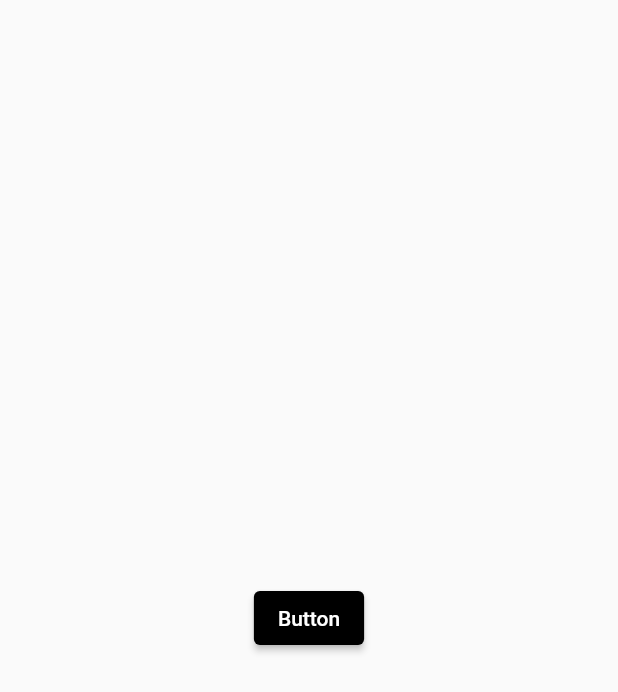
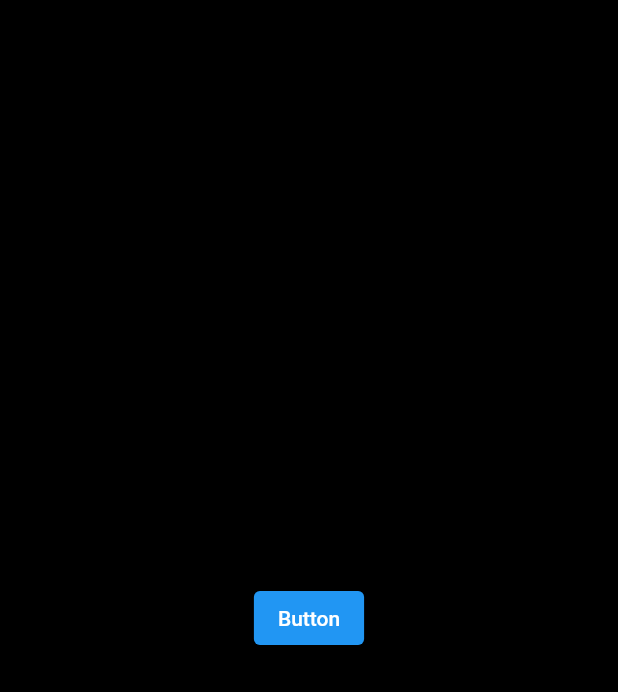
Before and after one commit to netos23/mvvm_architecture_dark_mode, a Flutter app: the screen it shows after launch, after a tap on "Button", on a phone screen of 412 x 824 dp. Shown: the top 692 px of the screen. Run offline on Flutter 3.47's test engine with Material 2 defaults, Android fonts, the phone set to English and light mode, and no system bars.

Commit message:
Initial commit

```diff
--- a/lib/main.dart
+++ b/lib/main.dart
@@ -1,4 +1,5 @@
 import 'package:flutter/material.dart';
+import 'package:mvvm_architecture_dark_mode/src/theme_provider.dart';
 import 'package:mvvm_architecture_dark_mode/src/theme_view_model.dart';
 import 'package:mvvm_architecture_dark_mode/src/page.dart';
 import 'package:provider/provider.dart';
@@ -13,12 +14,12 @@ class App extends StatelessWidget {
   // This widget is the root of your application.
   @override
   Widget build(BuildContext context) {
-    return ChangeNotifierProvider(create: (context) => ThemeViewModel(),
-      child: Consumer<ThemeViewModel>(
+    return ChangeNotifierProvider(create: (context) => ThemeProvider(),
+      child: Consumer<ThemeProvider>(
         builder: (context, value, child) {
           return MaterialApp(
             title: 'Flutter MVVM Dark Mode',
-            theme: value.theme,
+            theme: ThemeViewModel(value.darkTheme).theme,
             home: const ThemePage(),
           );
         },
--- a/lib/src/page.dart
+++ b/lib/src/page.dart
@@ -1,5 +1,5 @@
 import 'package:flutter/material.dart';
-import 'package:mvvm_architecture_dark_mode/src/theme_view_model.dart';
+import 'package:mvvm_architecture_dark_mode/src/theme_provider.dart';
 import 'package:provider/provider.dart';
 
 class ThemePage extends StatefulWidget {
@@ -14,15 +14,13 @@ class _ThemePageState extends State<ThemePage> {
   @override
   Widget build(BuildContext context) {
 
-    final theme = Provider.of<ThemeViewModel>(context);
+    final theme = Provider.of<ThemeProvider>(context);
 
     return Scaffold(
+      backgroundColor: Theme.of(context).primaryColor,
         body: Center(
           child: ElevatedButton(
             child: const Text('Button'),
-            style: ElevatedButton.styleFrom(
-                primary: Theme.of(context).primaryColor
-            ),
             onPressed: () {
               theme.darkTheme = !theme.darkTheme;
             },
--- /dev/null
+++ b/lib/src/theme_provider.dart
@@ -0,0 +1,13 @@
+import 'package:flutter/material.dart';
+
+class ThemeProvider extends ChangeNotifier{
+
+  bool _darkTheme = false;
+
+  bool get darkTheme => _darkTheme;
+
+  set darkTheme(bool value) {
+    _darkTheme = value;
+    notifyListeners();
+  }
+}
--- a/lib/src/theme_view_model.dart
+++ b/lib/src/theme_view_model.dart
@@ -1,15 +1,10 @@
 import 'package:flutter/material.dart';
 import 'package:mvvm_architecture_dark_mode/src/theme_model.dart';
 
-class ThemeViewModel extends ChangeNotifier{
-  bool _darkTheme = false;
+class ThemeViewModel{
+  final bool _darkTheme;
 
-  bool get darkTheme => _darkTheme;
-
-  set darkTheme(bool value) {
-    _darkTheme = value;
-    notifyListeners();
-  }
+  ThemeViewModel(this._darkTheme);
 
   ThemeData get theme{
     return _darkTheme ? ThemeModel().darkTheme : ThemeModel().lightTheme;
```
